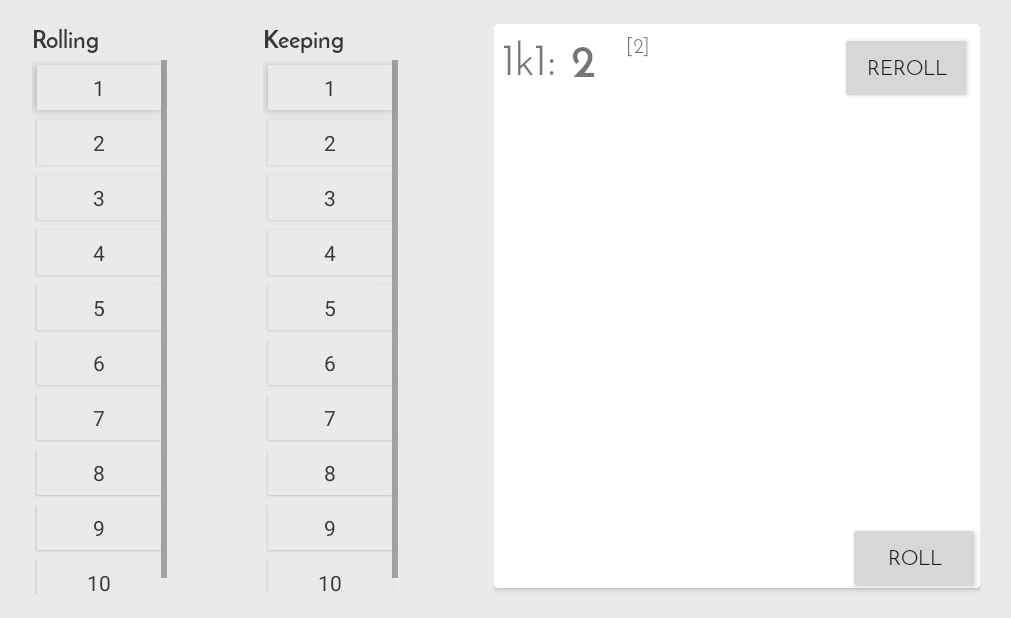
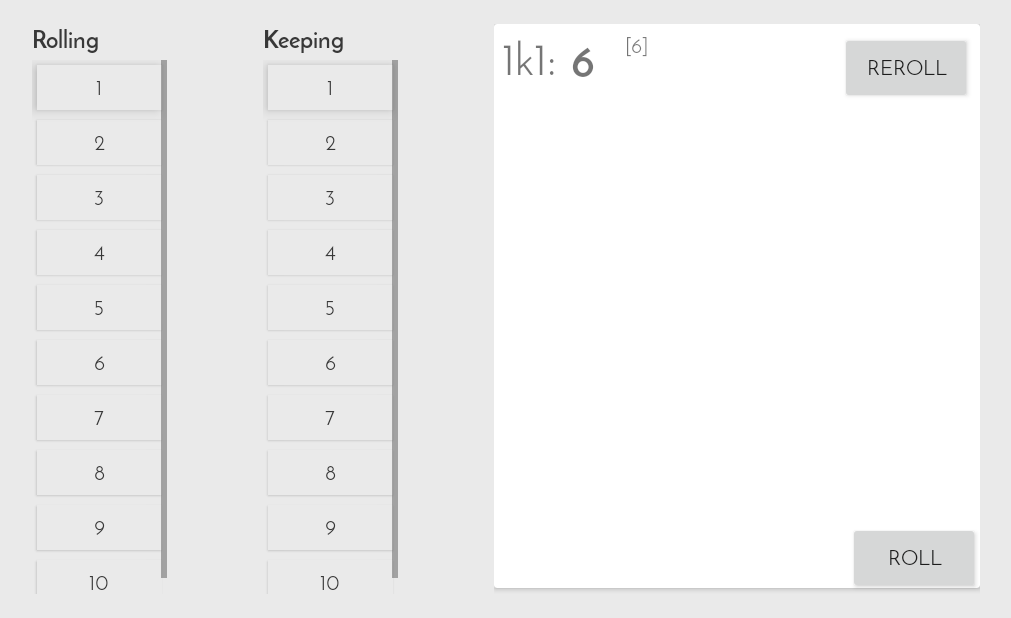
Before and after one commit to nihilogist/android-dice-roller, an Android app: the SeventhSeaRollerMainActivity screen opened directly, with no data from a screen before it, on a phone screen of 824 x 412 dp (held sideways). Shown: the whole screen, without its empty margins (64-1075 px from the left). Run offline under Robolectric (Android 15) with nearby library versions, the phone set to English and light mode, and no system bars; libraries missing offline, so code that uses them is left out: com.github.brnunes.swipeablerecyclerview; Roboto replaces fonts that are not available here; 2 statements that could not run were skipped.

Commit message:
Updates radio buttons to use the Josefin Sans typeface

```diff
--- /dev/null
+++ b/app/src/main/java/org/dave3heaton/rpgdiceroller/utils/typography/JosefinTypefaceRadioButton.java
@@ -0,0 +1,30 @@
+package org.dave3heaton.rpgdiceroller.utils.typography;
+
+import android.content.Context;
+import android.util.AttributeSet;
+import android.widget.RadioButton;
+
+import static org.dave3heaton.rpgdiceroller.utils.typography.TypefaceUtils.retrieveCustomTypeface;
+
+
+public class JosefinTypefaceRadioButton extends RadioButton {
+    public JosefinTypefaceRadioButton(Context context) {
+        super(context);
+        setTypeface(retrieveCustomTypeface(context, null));
+    }
+
+    public JosefinTypefaceRadioButton(Context context, AttributeSet attrs) {
+        super(context, attrs);
+        setTypeface(retrieveCustomTypeface(context, attrs));
+    }
+
+    public JosefinTypefaceRadioButton(Context context, AttributeSet attrs, int defStyleAttr) {
+        super(context, attrs, defStyleAttr);
+        setTypeface(retrieveCustomTypeface(context, attrs));
+    }
+
+    public JosefinTypefaceRadioButton(Context context, AttributeSet attrs, int defStyleAttr, int defStyleRes) {
+        super(context, attrs, defStyleAttr, defStyleRes);
+        setTypeface(retrieveCustomTypeface(context, attrs));
+    }
+}
--- a/app/src/main/res/layout/content_seventh_sea_roller_main.xml
+++ b/app/src/main/res/layout/content_seventh_sea_roller_main.xml
@@ -33,43 +33,43 @@
             <RadioGroup
                 style="@style/seventh_sea_die_selector_radiogroup"
                 android:id="@+id/seventh_sea_roller_roll_group">
-                <RadioButton
+                <org.dave3heaton.rpgdiceroller.utils.typography.JosefinTypefaceRadioButton
                     style="@style/seventhSeaDieSelectButton"
                     android:text="1"
                     android:id="@+id/seventh_sea_roller_roll_1" />
-                <RadioButton
+                <org.dave3heaton.rpgdiceroller.utils.typography.JosefinTypefaceRadioButton
                     style="@style/seventhSeaDieSelectButton"
                     android:text="2"
                     android:id="@+id/seventh_sea_roller_roll_2" />
-                <RadioButton
+                <org.dave3heaton.rpgdiceroller.utils.typography.JosefinTypefaceRadioButton
                     style="@style/seventhSeaDieSelectButton"
                     android:text="3"
                     android:id="@+id/seventh_sea_roller_roll_3" />
-                <RadioButton
+                <org.dave3heaton.rpgdiceroller.utils.typography.JosefinTypefaceRadioButton
                     style="@style/seventhSeaDieSelectButton"
                     android:text="4"
                     android:id="@+id/seventh_sea_roller_roll_4" />
-                <RadioButton
+                <org.dave3heaton.rpgdiceroller.utils.typography.JosefinTypefaceRadioButton
                     style="@style/seventhSeaDieSelectButton"
                     android:text="5"
                     android:id="@+id/seventh_sea_roller_roll_5" />
-                <RadioButton
+                <org.dave3heaton.rpgdiceroller.utils.typography.JosefinTypefaceRadioButton
                     style="@style/seventhSeaDieSelectButton"
                     android:text="6"
                     android:id="@+id/seventh_sea_roller_roll_6" />
-                <RadioButton
+                <org.dave3heaton.rpgdiceroller.utils.typography.JosefinTypefaceRadioButton
                     style="@style/seventhSeaDieSelectButton"
                     android:text="7"
                     android:id="@+id/seventh_sea_roller_roll_7" />
-                <RadioButton
+                <org.dave3heaton.rpgdiceroller.utils.typography.JosefinTypefaceRadioButton
                     style="@style/seventhSeaDieSelectButton"
                     android:text="8"
                     android:id="@+id/seventh_sea_roller_roll_8" />
-                <RadioButton
+                <org.dave3heaton.rpgdiceroller.utils.typography.JosefinTypefaceRadioButton
                     style="@style/seventhSeaDieSelectButton"
                     android:text="9"
                     android:id="@+id/seventh_sea_roller_roll_9" />
-                <RadioButton
+                <org.dave3heaton.rpgdiceroller.utils.typography.JosefinTypefaceRadioButton
                     style="@style/seventhSeaDieSelectButton"
                     android:text="10"
                     android:id="@+id/seventh_sea_roller_roll_10" />
@@ -94,43 +94,43 @@
             <RadioGroup
                 style="@style/seventh_sea_die_selector_radiogroup"
                 android:id="@+id/seventh_sea_roller_keep_group">
-                <RadioButton
+                <org.dave3heaton.rpgdiceroller.utils.typography.JosefinTypefaceRadioButton
                     style="@style/seventhSeaDieSelectButton"
                     android:text="1"
                     android:id="@+id/seventh_sea_roller_keep_1" />
-                <RadioButton
+                <org.dave3heaton.rpgdiceroller.utils.typography.JosefinTypefaceRadioButton
                     style="@style/seventhSeaDieSelectButton"
                     android:text="2"
                     android:id="@+id/seventh_sea_roller_keep_2" />
-                <RadioButton
+                <org.dave3heaton.rpgdiceroller.utils.typography.JosefinTypefaceRadioButton
                     style="@style/seventhSeaDieSelectButton"
                     android:text="3"
                     android:id="@+id/seventh_sea_roller_keep_3" />
-                <RadioButton
+                <org.dave3heaton.rpgdiceroller.utils.typography.JosefinTypefaceRadioButton
                     style="@style/seventhSeaDieSelectButton"
                     android:text="4"
                     android:id="@+id/seventh_sea_roller_keep_4" />
-                <RadioButton
+                <org.dave3heaton.rpgdiceroller.utils.typography.JosefinTypefaceRadioButton
                     style="@style/seventhSeaDieSelectButton"
                     android:text="5"
                     android:id="@+id/seventh_sea_roller_keep_5" />
-                <RadioButton
+                <org.dave3heaton.rpgdiceroller.utils.typography.JosefinTypefaceRadioButton
                     style="@style/seventhSeaDieSelectButton"
                     android:text="6"
                     android:id="@+id/seventh_sea_roller_keep_6" />
-                <RadioButton
+                <org.dave3heaton.rpgdiceroller.utils.typography.JosefinTypefaceRadioButton
                     style="@style/seventhSeaDieSelectButton"
                     android:text="7"
                     android:id="@+id/seventh_sea_roller_keep_7" />
-                <RadioButton
+                <org.dave3heaton.rpgdiceroller.utils.typography.JosefinTypefaceRadioButton
                     style="@style/seventhSeaDieSelectButton"
                     android:text="8"
                     android:id="@+id/seventh_sea_roller_keep_8" />
-                <RadioButton
+                <org.dave3heaton.rpgdiceroller.utils.typography.JosefinTypefaceRadioButton
                     style="@style/seventhSeaDieSelectButton"
                     android:text="9"
                     android:id="@+id/seventh_sea_roller_keep_9" />
-                <RadioButton
+                <org.dave3heaton.rpgdiceroller.utils.typography.JosefinTypefaceRadioButton
                     style="@style/seventhSeaDieSelectButton"
                     android:text="10"
                     android:id="@+id/seventh_sea_roller_keep_10" />
```
